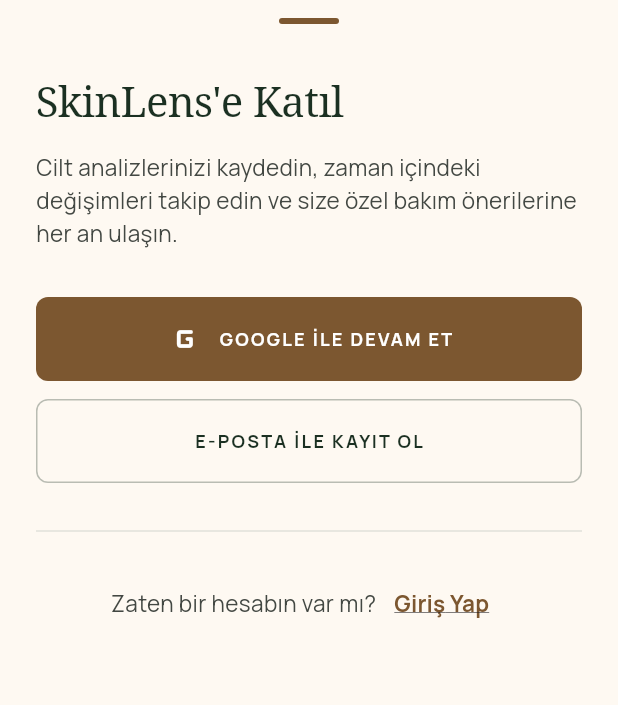
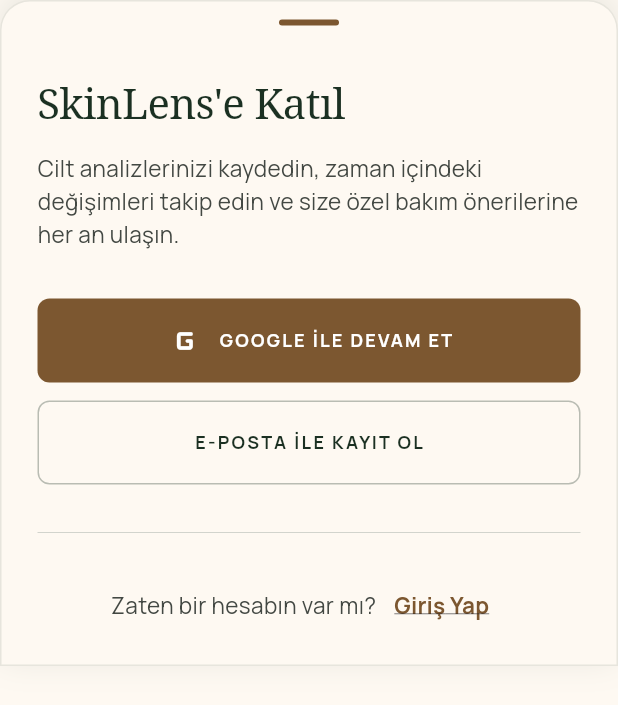
Before and after one commit to zeynepkdursun/app-preneur-up-school, a Flutter app: the AuthBottomSheet widget shown alone on an empty page, opened directly, on a phone screen of 412 x 824 dp. Shown: the top 705 px of the screen. Run offline on Flutter 3.47's test engine with Material 3 defaults, Android fonts, the phone set to English and light mode, and no system bars; our stand-ins replace google_fonts; network calls fail.

Commit message:
feat: add glassmorphism effect and shadow to login sheet

```diff
--- a/frontend/lib/widgets/auth_bottom_sheet.dart
+++ b/frontend/lib/widgets/auth_bottom_sheet.dart
@@ -9,10 +9,23 @@
   Widget build(BuildContext context) {
     return Container(
       padding: const EdgeInsets.symmetric(horizontal: 24),
-      decoration: const BoxDecoration(
+      decoration: BoxDecoration(
         color: AppColors.background,
         borderRadius: BorderRadius.vertical(top: Radius.circular(20)),
+        border: Border.all(
+          // Bu metod çağrıldığı için decoration const OLAMAZ
+          color: AppColors.ink.withOpacity(0.1),
+          width: 1,
+        ),
+        boxShadow: [
+          BoxShadow(
+            color: AppColors.ink.withOpacity(0.1),
+            blurRadius: 20,
+            offset: const Offset(0, -5), // Gölgeyi yukarı doğru verir
+          ),
+        ],
       ),
+
       child: Column(
         mainAxisSize: MainAxisSize.min, // İçerik kadar yer kapla
         children: [
```
Also changed, not shown: frontend/lib/screens/home_screen.dart (+27 -7 lines), frontend/flutter_01.png (added).
